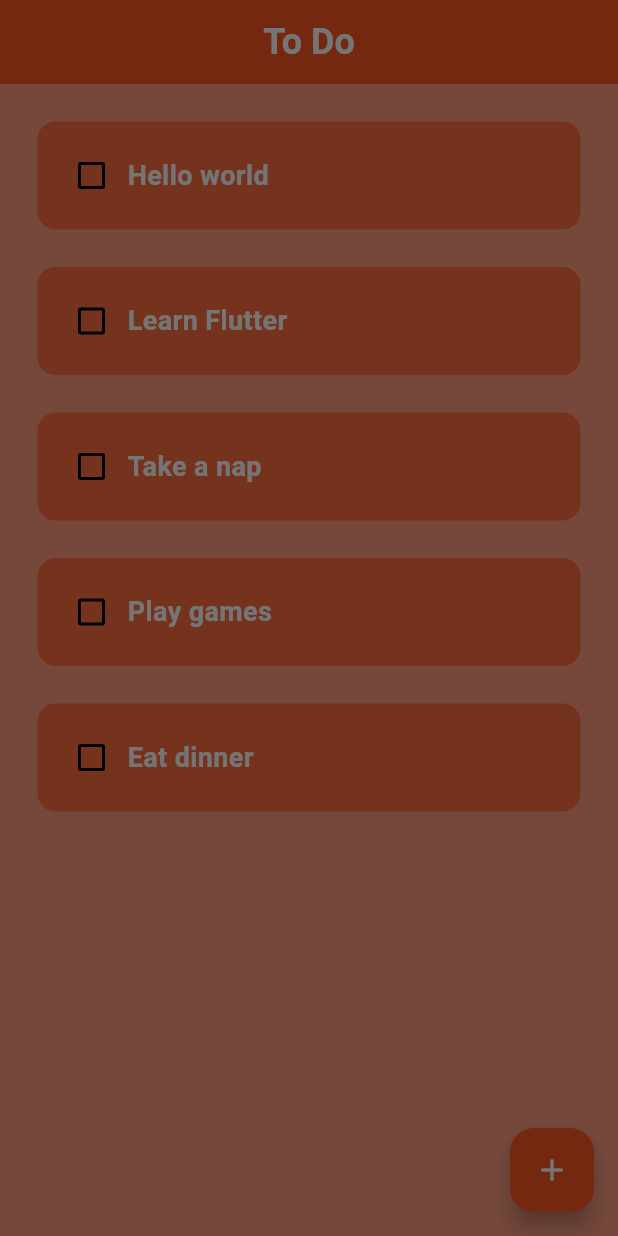
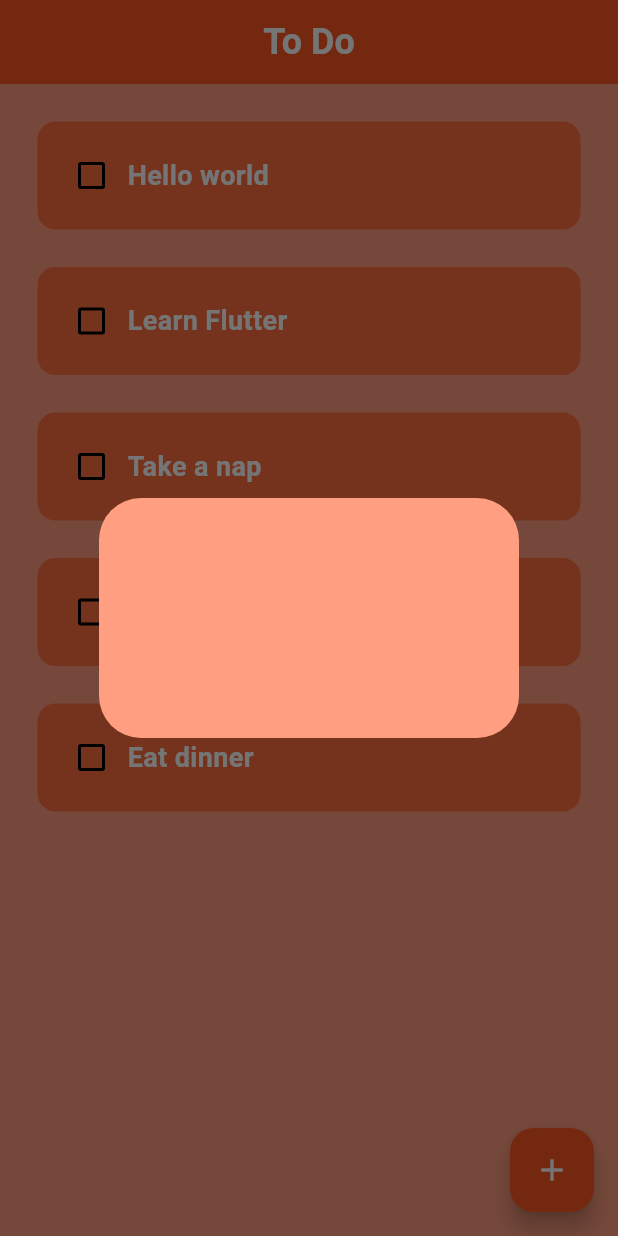
Before and after one commit to BW404/dino_todo, a Flutter app: the screen it shows after launch, after a tap on the "add" icon, on a phone screen of 412 x 824 dp. Run offline on Flutter 3.47's test engine with Material 3 defaults, Android fonts, the phone set to English and light mode, and no system bars.

Commit message:
Update: 2025-02-16 23:07:22

```diff
--- a/lib/util/dialog_box.dart
+++ b/lib/util/dialog_box.dart
@@ -7,6 +7,10 @@ class DialogBox extends StatelessWidget {
   Widget build(BuildContext context) {
     return AlertDialog(
       backgroundColor: Colors.deepOrangeAccent[100],
+      content: Container(
+        height:120,
+      ),
+
     );
 }
 }
```
